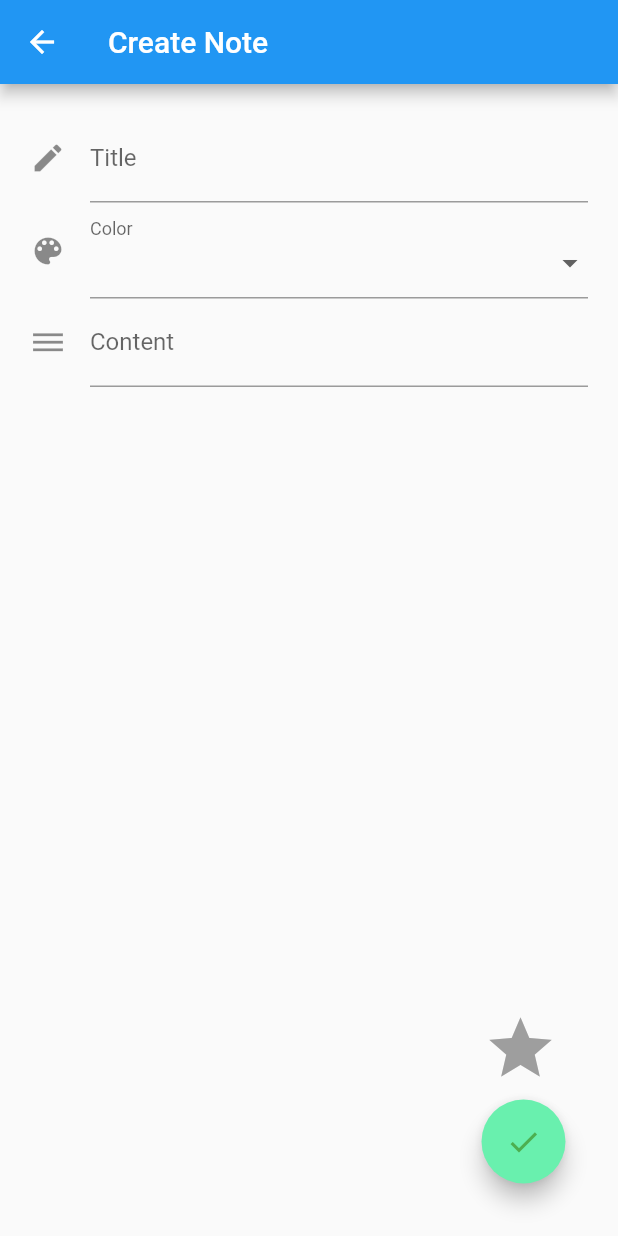
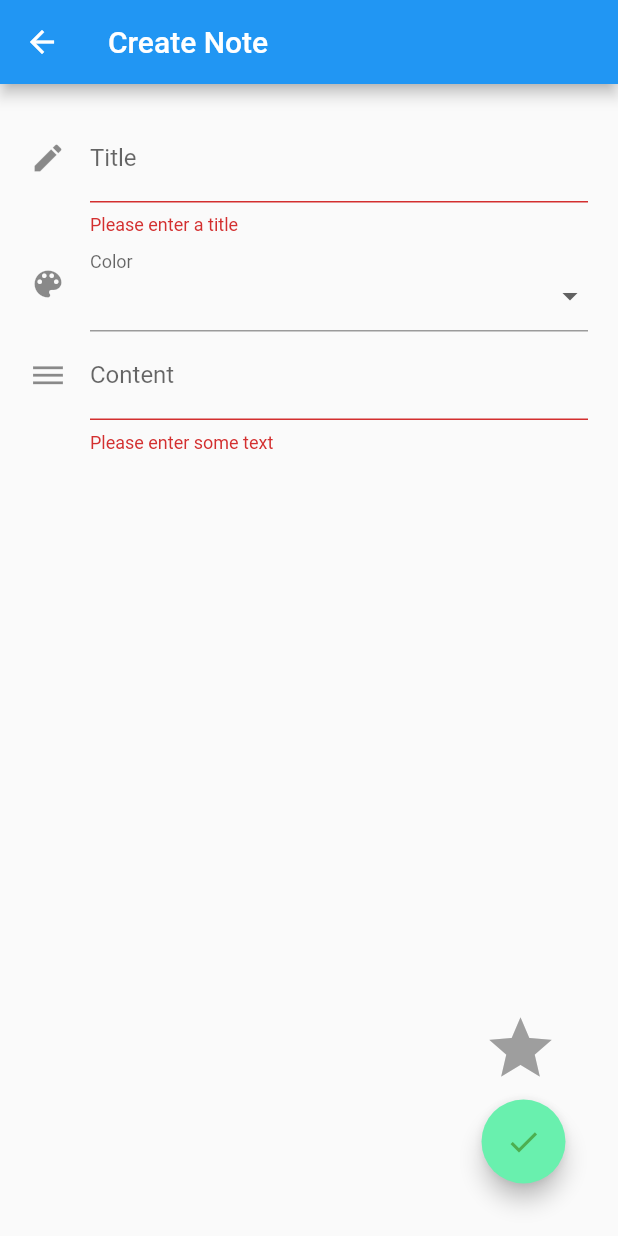
Before and after one commit to SeanFitzpatrick0/Notepad_App-Flutter, a Flutter app: the NoteCreate screen opened directly, after a tap on the "check" icon, on a phone screen of 412 x 824 dp. Run offline on Flutter 3.47's test engine with Material 2 defaults, Android fonts, the phone set to English and light mode, and no system bars.

Commit message:
Submit note form and pass data to previous page

```diff
--- a/notepad/lib/noteCreate.dart
+++ b/notepad/lib/noteCreate.dart
@@ -8,6 +8,9 @@ Description: This is the page used to create new and edit existing
 */
 
 import 'package:flutter/material.dart';
+
+import './note.dart';
+import './notepad.dart';
 
 class NoteCreate extends StatefulWidget {
   @override
@@ -36,9 +39,19 @@ class NoteForm extends StatefulWidget {
 
 class _NoteFormState extends State<NoteForm> {
   final _formKey = GlobalKey<FormState>();
+  final titleController = TextEditingController();
+  final contentController = TextEditingController();
 
   @override
-  Widget build(BuildContext context) => Form(
+  void dispose() {
+    titleController.dispose();
+    contentController.dispose();
+    super.dispose();
+  }
+
+  @override
+  Widget build(BuildContext ctx) => Form(
+        key: _formKey,
         child: Stack(
           children: <Widget>[
             Column(
@@ -49,13 +62,14 @@ class _NoteFormState extends State<NoteForm> {
               ],
             ),
             _isImportantButton(),
-            _submitButton(),
+            _submitButton(ctx),
           ],
         ),
       );
 
   Widget _titleBox() {
     return TextFormField(
+      controller: titleController,
       decoration: InputDecoration(
         icon: Icon(Icons.create),
         labelText: 'Title',
@@ -105,6 +119,7 @@ class _NoteFormState extends State<NoteForm> {
   Widget _contentBox() {
     return Expanded(
       child: TextFormField(
+        controller: contentController,
         keyboardType: TextInputType.multiline,
         maxLines: null,
         decoration: InputDecoration(
@@ -137,7 +152,7 @@ class _NoteFormState extends State<NoteForm> {
         ));
   }
 
-  Widget _submitButton() {
+  Widget _submitButton(BuildContext ctx) {
     return Positioned(
       bottom: 15.0,
       right: 15.0,
@@ -149,7 +164,13 @@ class _NoteFormState extends State<NoteForm> {
           color: Colors.green,
         ),
         onPressed: () {
-          print('Submit button pressed!');
+          if (_formKey.currentState.validate()) {
+            Note newNote = Note(
+              title: titleController.text,
+              content: contentController.text,
+            );
+            Navigator.pop(ctx, newNote);
+          }
         },
       ),
     );
```
Also changed, not shown: notepad/lib/notepad.dart (+5 -10 lines).
